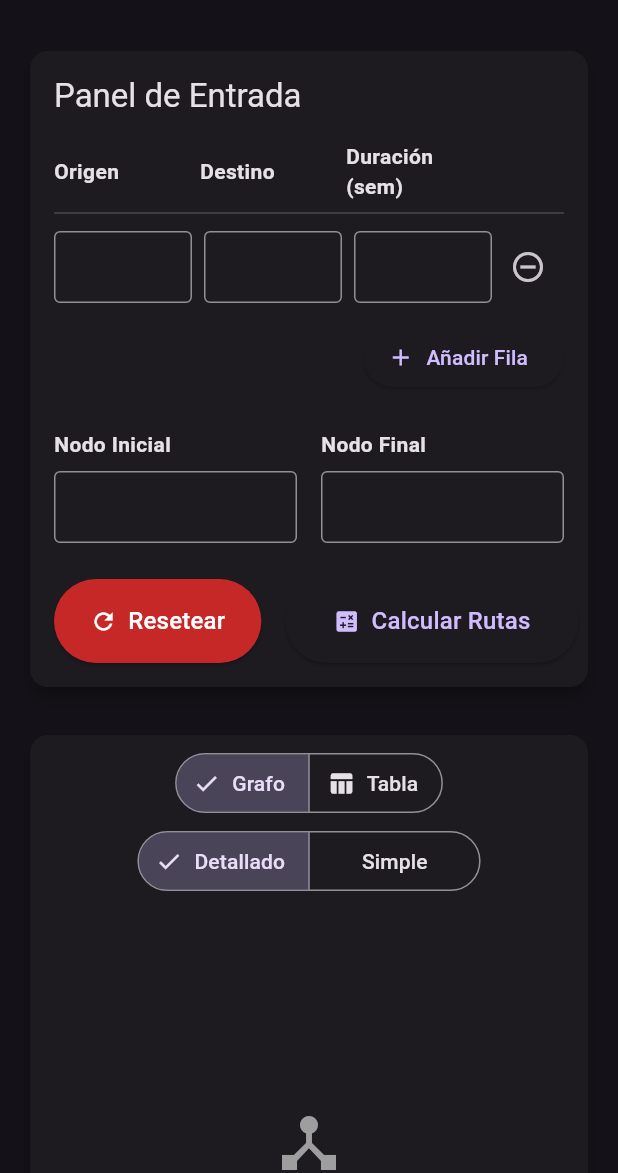
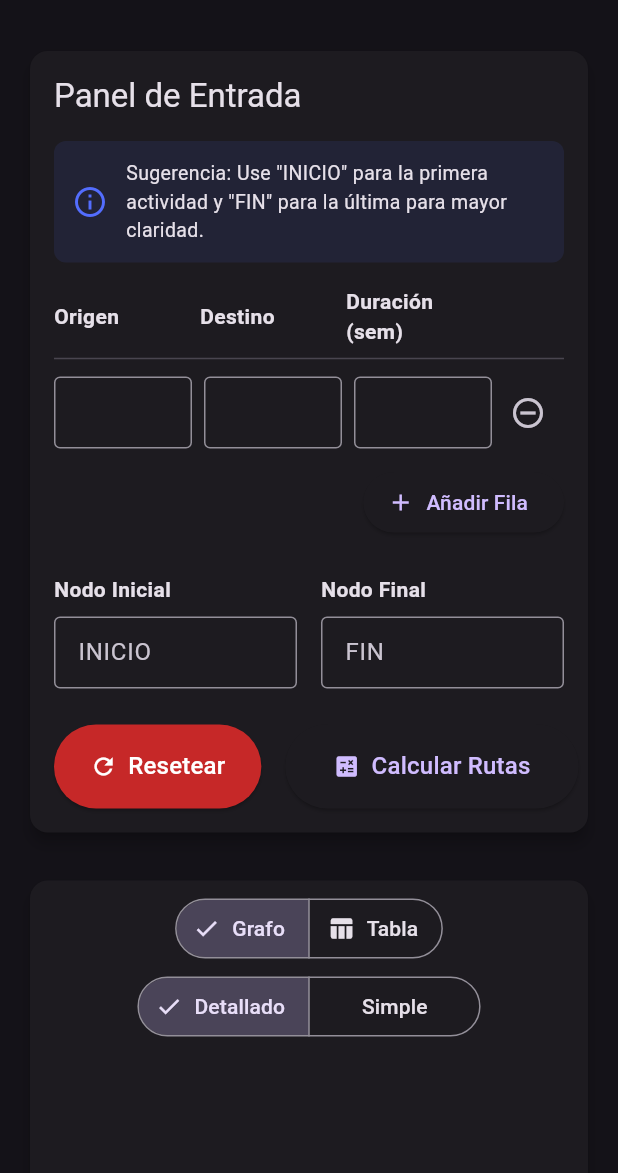
Before and after one commit to XavilordGamer1/aplicativo, a Flutter app: the screen it shows after launch, on a phone screen of 412 x 824 dp, the part 63-1236 px from its top. Run offline on Flutter 3.47's test engine with Material 3 defaults, Android fonts, the phone set to English and light mode, and no system bars; our stand-ins replace graphs; missing offline and left inert: graphview.

Commit message:
app final, grafo actualizado, ya todo esta listo, solo falta la implementacion para descargar los graficos y las tablas

```diff
--- a/lib/main.dart
+++ b/lib/main.dart
@@ -322,29 +322,21 @@ class GraphState with ChangeNotifier {
       nodesMap[name] = gv.Node(nodeWidget);
       gvGraph.addNode(nodesMap[name]!);
     }
-
-    // ***** CAMBIO IMPORTANTE AQUÍ *****
     logicGraph.forEach((node, neighbors) {
       neighbors.forEach((neighbor, duration) {
         if (nodesMap.containsKey(node) && nodesMap.containsKey(neighbor)) {
           final isCritical =
               (cpmData[node]?.slack == 0) && (cpmData[neighbor]?.slack == 0);
-
-          // Crear un nodo intermedio para la duración
           final weightNode = gv.Node(_buildWeightWidget(duration));
           gvGraph.addNode(weightNode);
-
-          // Crear las dos mitades de la flecha
           final paint = Paint()
             ..color = isCritical ? Colors.redAccent : Colors.grey
             ..strokeWidth = isCritical ? 2.5 : 1.5;
-
           gvGraph.addEdge(nodesMap[node]!, weightNode, paint: paint);
           gvGraph.addEdge(weightNode, nodesMap[neighbor]!, paint: paint);
         }
       });
     });
-
     graphView = gvGraph;
   }
 
@@ -409,14 +401,11 @@ class GraphState with ChangeNotifier {
     );
   }
 
-  // ¡NUEVO! Widget para la duración en la flecha
   Widget _buildWeightWidget(int duration) {
     return Container(
       padding: const EdgeInsets.symmetric(horizontal: 4, vertical: 2),
-      child: Text(
-        duration.toString(),
-        style: TextStyle(color: Colors.white.withOpacity(0.8), fontSize: 12),
-      ),
+      child: Text(duration.toString(),
+          style: TextStyle(color: Colors.white.withOpacity(0.8), fontSize: 12)),
     );
   }
 
@@ -544,7 +533,30 @@ class _InputPanel extends StatelessWidget {
             children: [
               Text('Panel de Entrada',
                   style: Theme.of(context).textTheme.titleLarge),
+
+              // ***** CAMBIO 1: MENSAJE DE SUGERENCIA *****
               const SizedBox(height: 16),
+              Container(
+                padding: const EdgeInsets.all(12),
+                decoration: BoxDecoration(
+                  color: Colors.indigo.withOpacity(0.15),
+                  borderRadius: BorderRadius.circular(8),
+                ),
+                child: const Row(
+                  children: [
+                    Icon(Icons.info_outline, color: Colors.indigoAccent),
+                    SizedBox(width: 12),
+                    Expanded(
+                      child: Text(
+                        'Sugerencia: Use "INICIO" para la primera actividad y "FIN" para la última para mayor claridad.',
+                        style: TextStyle(fontSize: 13),
+                      ),
+                    ),
+                  ],
+                ),
+              ),
+              const SizedBox(height: 16),
+
               const Row(children: [
                 Expanded(
                     child: Text('Origen',
@@ -595,11 +607,13 @@ class _InputPanel extends StatelessWidget {
               Row(children: [
                 Expanded(
                     child: _buildLabeledTextField(
-                        'Nodo Inicial', state.startNodeController)),
+                        'Nodo Inicial', state.startNodeController,
+                        hint: 'INICIO')),
                 const SizedBox(width: 16),
                 Expanded(
                     child: _buildLabeledTextField(
-                        'Nodo Final', state.endNodeController)),
+                        'Nodo Final', state.endNodeController,
+                        hint: 'FIN')),
               ]),
               const SizedBox(height: 24),
               Row(
@@ -637,22 +651,26 @@ class _InputPanel extends StatelessWidget {
   }
 
   Widget _buildTextField(TextEditingController controller,
-          {bool isNumber = false}) =>
+          {bool isNumber = false, String? hint}) =>
       TextField(
         controller: controller,
         keyboardType: isNumber ? TextInputType.number : TextInputType.text,
-        decoration:
-            const InputDecoration(border: OutlineInputBorder(), isDense: true),
+        decoration: InputDecoration(
+          border: const OutlineInputBorder(),
+          isDense: true,
+          hintText: hint, // <-- La "sombra"
+        ),
       );
 
-  Widget _buildLabeledTextField(
-          String label, TextEditingController controller) =>
+  // ***** CAMBIO 2: AÑADIR EL PARÁMETRO "HINT" *****
+  Widget _buildLabeledTextField(String label, TextEditingController controller,
+          {String? hint}) =>
       Column(
         crossAxisAlignment: CrossAxisAlignment.start,
         children: [
           Text(label, style: const TextStyle(fontWeight: FontWeight.bold)),
           const SizedBox(height: 8),
-          _buildTextField(controller),
+          _buildTextField(controller, hint: hint),
         ],
       );
 }
@@ -860,6 +878,7 @@ class _ResultsPanel extends StatelessWidget {
         ],
       );
 }
+
 // // Analizador de Rutas de Proyecto
 
 // // Una aplicación de escritorio y móvil desarrollada con Flutter para calcular y visualizar la ruta crítica de proyectos.
```
